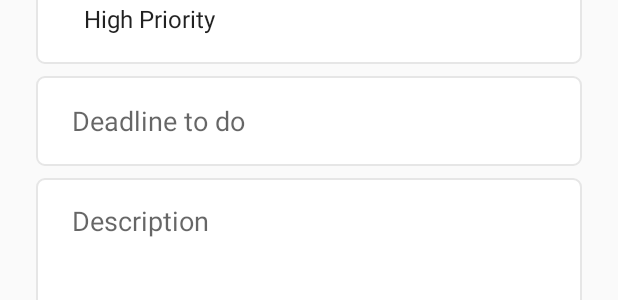
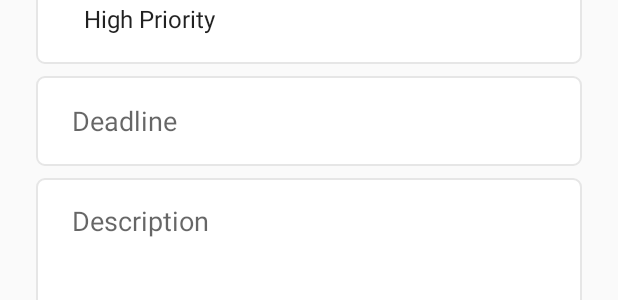
Before and after one commit to diegoamribeiro/ToDo_App_Room_MVVM, an Android app: the layout fragment_update.xml on its own in the app's theme, with its tools: preview values and no code run, on a phone screen of 412 x 824 dp. Shown: the part 164-464 px from the top of the screen. Run offline under Robolectric (Android 15) with nearby library versions, the phone set to English and light mode, and no system bars.

Commit message:
Change hint of add and update fragment to string deadline

```diff
--- a/app/src/main/res/layout/fragment_add.xml
+++ b/app/src/main/res/layout/fragment_add.xml
@@ -39,7 +39,7 @@
         android:id="@+id/deadline_et"
         android:layout_width="0dp"
         android:layout_height="60dp"
-        android:hint="Deadline to do"
+        android:hint="@string/deadline"
         android:background="@drawable/custom_input"
         android:ems="10"
         android:focusable="false"
--- a/app/src/main/res/layout/fragment_update.xml
+++ b/app/src/main/res/layout/fragment_update.xml
@@ -40,7 +40,7 @@
         android:id="@+id/current_deadline_et"
         android:layout_width="0dp"
         android:layout_height="60dp"
-        android:hint="Deadline to do"
+        android:hint="@string/deadline"
         android:background="@drawable/custom_input"
         android:ems="10"
         android:focusable="false"
```
